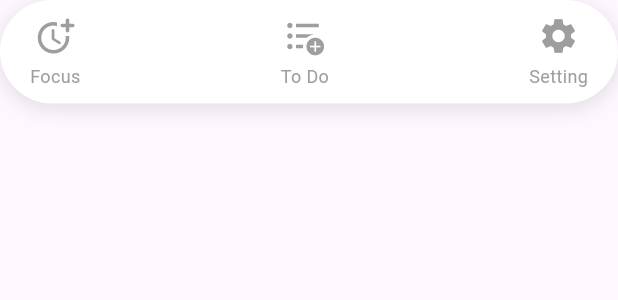
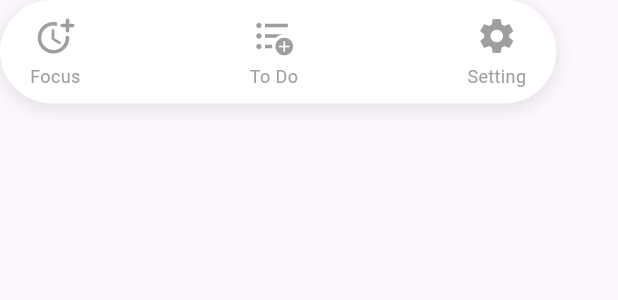
Before and after one commit to rglrs/TASCA, a Flutter app: the Navbar widget shown alone on an empty page, opened directly, on a phone screen of 412 x 824 dp. Shown: the top 300 px of the screen. Run offline on Flutter 3.47's test engine with Material 3 defaults, Android fonts, the phone set to English and light mode, and no system bars; our stand-ins replace audioplayers, google_fonts, image_picker, shared_preferences; accounts and stored records are empty; network calls fail.

Commit message:
tes navbar

```diff
--- a/lib/widgets/navbar.dart
+++ b/lib/widgets/navbar.dart
@@ -84,6 +84,7 @@ class _NavbarState extends State<Navbar> {
     }
 
     return Container(
+      width: MediaQuery.of(context).size.width * 0.9,
       margin: EdgeInsets.only(bottom: 20),
       padding: EdgeInsets.symmetric(vertical: 10, horizontal: 20),
       decoration: BoxDecoration(
```
